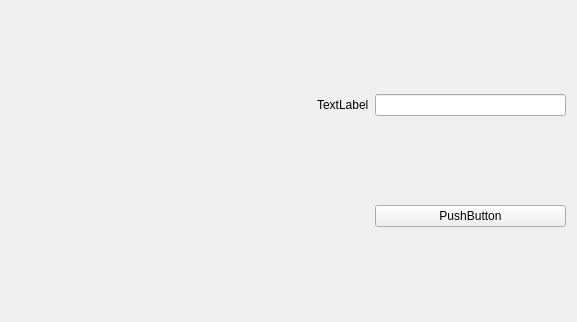
First picture: the form in Final/Polichromator/functionsequencewidget.ui, repository DawidMaciazek/Polichromator, before the edit.
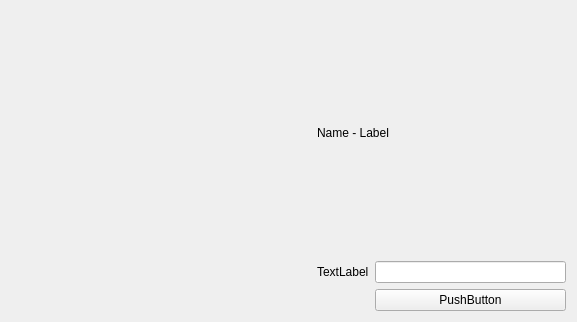
Second picture: the form after the edit. Custom widgets are drawn as their Qt base class.

Diff of the .ui file:
```diff
--- a/Final/Polichromator/functionsequencewidget.ui
+++ b/Final/Polichromator/functionsequencewidget.ui
@@ -7,7 +7,7 @@
     <x>0</x>
     <y>0</y>
     <width>577</width>
-    <height>303</height>
+    <height>318</height>
    </rect>
   </property>
   <property name="windowTitle">
@@ -26,17 +26,24 @@
    </item>
    <item>
     <layout class="QGridLayout" name="gridLayout">
-     <item row="0" column="0">
+     <item row="0" column="0" colspan="2">
+      <widget class="QLabel" name="labelName">
+       <property name="text">
+        <string>Name - Label</string>
+       </property>
+      </widget>
+     </item>
+     <item row="1" column="1">
+      <widget class="QLineEdit" name="lineEdit"/>
+     </item>
+     <item row="1" column="0">
       <widget class="QLabel" name="label">
        <property name="text">
         <string>TextLabel</string>
        </property>
       </widget>
      </item>
-     <item row="0" column="1">
-      <widget class="QLineEdit" name="lineEdit"/>
-     </item>
-     <item row="1" column="1">
+     <item row="2" column="1">
       <widget class="QPushButton" name="pushButton">
        <property name="text">
         <string>PushButton</string>
```
Left out of the diff: 4 changed lines with no effect on the pictures.
